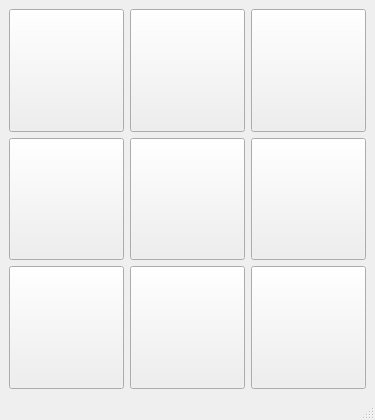
Old version of the form main_window.ui in the repository Yazdish/Assignment18.
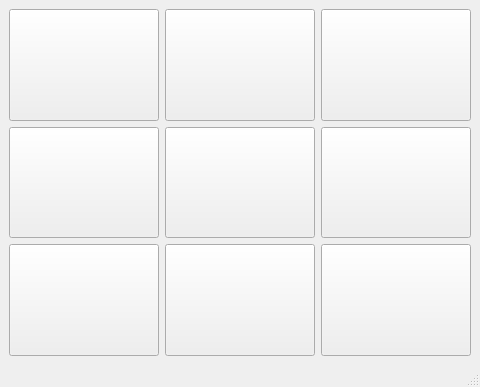
New version of the form.

The edit to the form file:
```diff
--- a/main_window.ui
+++ b/main_window.ui
@@ -6,8 +6,8 @@
    <rect>
     <x>0</x>
     <y>0</y>
-    <width>371</width>
-    <height>420</height>
+    <width>471</width>
+    <height>387</height>
    </rect>
   </property>
   <property name="windowTitle">
@@ -25,7 +25,7 @@
       </property>
       <property name="font">
        <font>
-        <pointsize>30</pointsize>
+        <pointsize>40</pointsize>
         <bold>true</bold>
        </font>
       </property>
@@ -44,7 +44,7 @@
       </property>
       <property name="font">
        <font>
-        <pointsize>30</pointsize>
+        <pointsize>40</pointsize>
         <bold>true</bold>
        </font>
       </property>
@@ -63,7 +63,7 @@
       </property>
       <property name="font">
        <font>
-        <pointsize>30</pointsize>
+        <pointsize>40</pointsize>
         <bold>true</bold>
        </font>
       </property>
@@ -82,7 +82,7 @@
       </property>
       <property name="font">
        <font>
-        <pointsize>30</pointsize>
+        <pointsize>40</pointsize>
         <bold>true</bold>
        </font>
       </property>
@@ -101,7 +101,7 @@
       </property>
       <property name="font">
        <font>
-        <pointsize>30</pointsize>
+        <pointsize>40</pointsize>
         <bold>true</bold>
        </font>
       </property>
@@ -120,7 +120,7 @@
       </property>
       <property name="font">
        <font>
-        <pointsize>30</pointsize>
+        <pointsize>40</pointsize>
         <bold>true</bold>
        </font>
       </property>
@@ -139,7 +139,7 @@
       </property>
       <property name="font">
        <font>
-        <pointsize>30</pointsize>
+        <pointsize>40</pointsize>
         <bold>true</bold>
        </font>
       </property>
@@ -158,7 +158,7 @@
       </property>
       <property name="font">
        <font>
-        <pointsize>30</pointsize>
+        <pointsize>40</pointsize>
         <bold>true</bold>
        </font>
       </property>
@@ -177,7 +177,7 @@
       </property>
       <property name="font">
        <font>
-        <pointsize>30</pointsize>
+        <pointsize>40</pointsize>
         <bold>true</bold>
        </font>
       </property>
```
Left out of the diff: 2 changed lines with no effect on the pictures.
